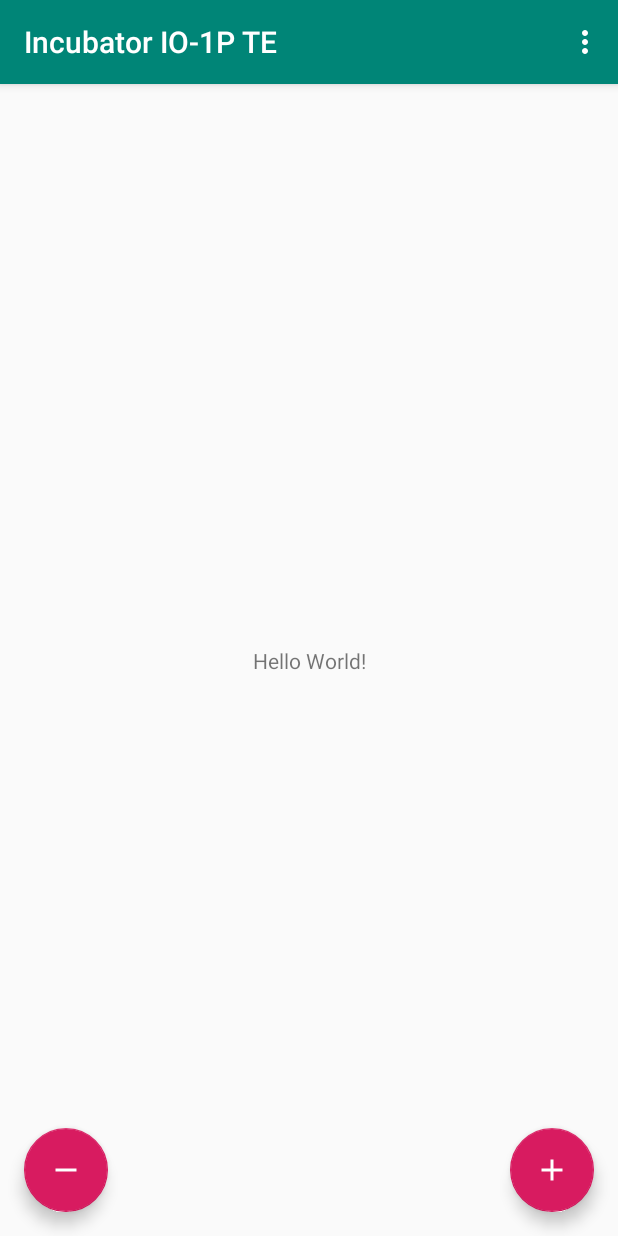
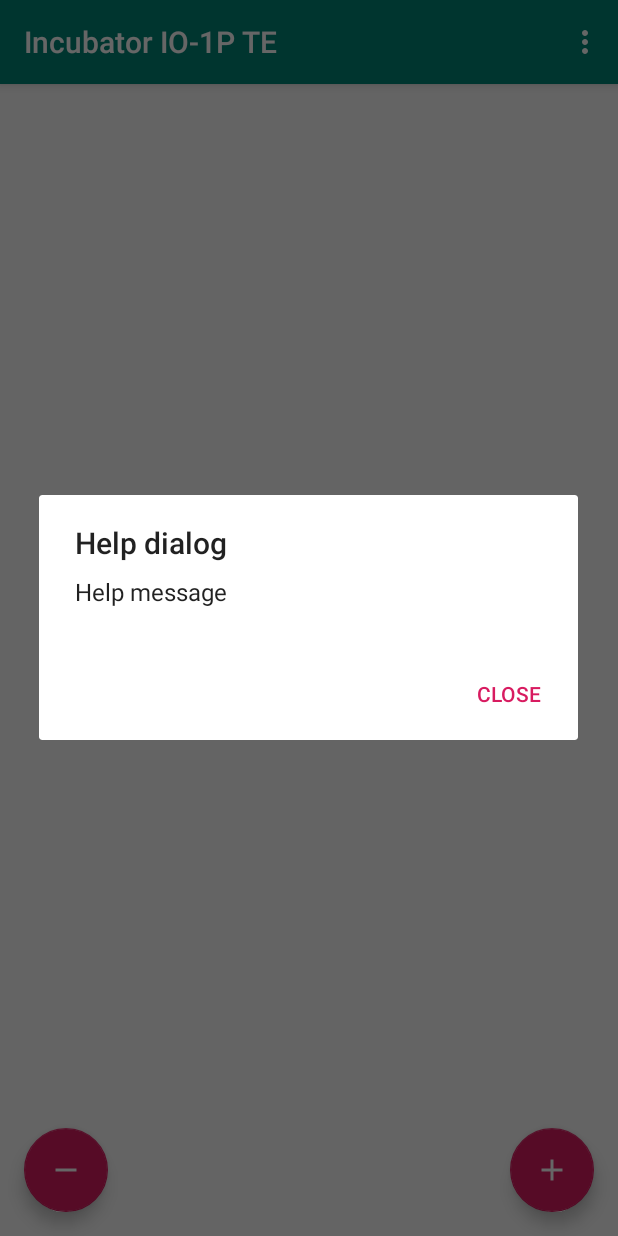
Before and after one commit to crazy-goat/incubator, an Android app: the screen it shows after launch (MainActivity), in the options menu, after a tap on "Help", on a phone screen of 412 x 824 dp. Run offline under Robolectric (Android 15) with nearby library versions, the phone set to English and light mode, and no system bars; our stand-ins replace AdMob; 3 statements that could not run were skipped.

Commit message:
add help

```diff
--- a/app/src/main/java/com/crazygoat/inkubator/MainActivity.kt
+++ b/app/src/main/java/com/crazygoat/inkubator/MainActivity.kt
@@ -1,5 +1,6 @@
 package com.crazygoat.inkubator
 
+import android.app.AlertDialog
 import android.content.Context
 import android.os.Bundle
 import com.google.android.material.snackbar.Snackbar
@@ -126,6 +127,16 @@ class MainActivity : AppCompatActivity() {
                     )
                     return true
                 }
+                R.id.action_help -> {
+                    val builder = AlertDialog.Builder(this@MainActivity)
+                    builder.setTitle(getString(R.string.dialog_help_title))
+                    builder.setMessage(getString(R.string.dialog_help_message))
+                    builder.setPositiveButton(getString(R.string.dialog_close)){_, _ ->
+
+                    }
+                    val dialog: AlertDialog = builder.create()
+                    dialog.show()
+                }
             }
         }
 
--- a/app/src/main/res/values/strings.xml
+++ b/app/src/main/res/values/strings.xml
@@ -5,4 +5,7 @@
     <string name="settigns_freq_key">settings_freq</string>
     <string name="menu_help">Help</string>
     <string name="home_page">https://incubator.crazy-goat.com</string>
+    <string name="dialog_close">Close</string>
+    <string name="dialog_help_title">Help dialog</string>
+    <string name="dialog_help_message">Help message</string>
 </resources>
```
Also changed, not shown: 1 other file.
